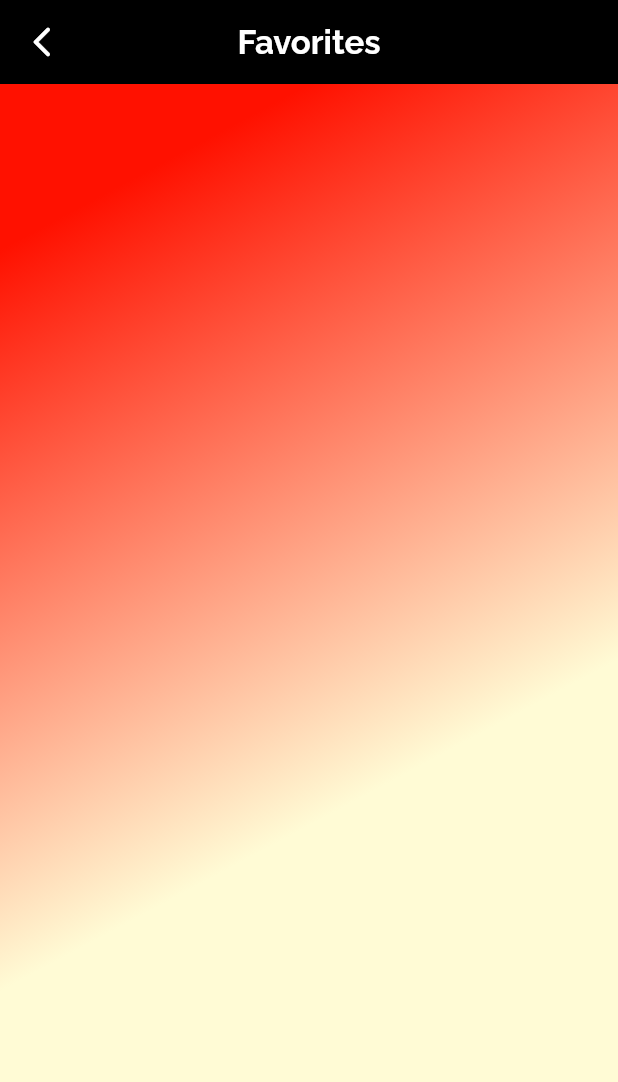
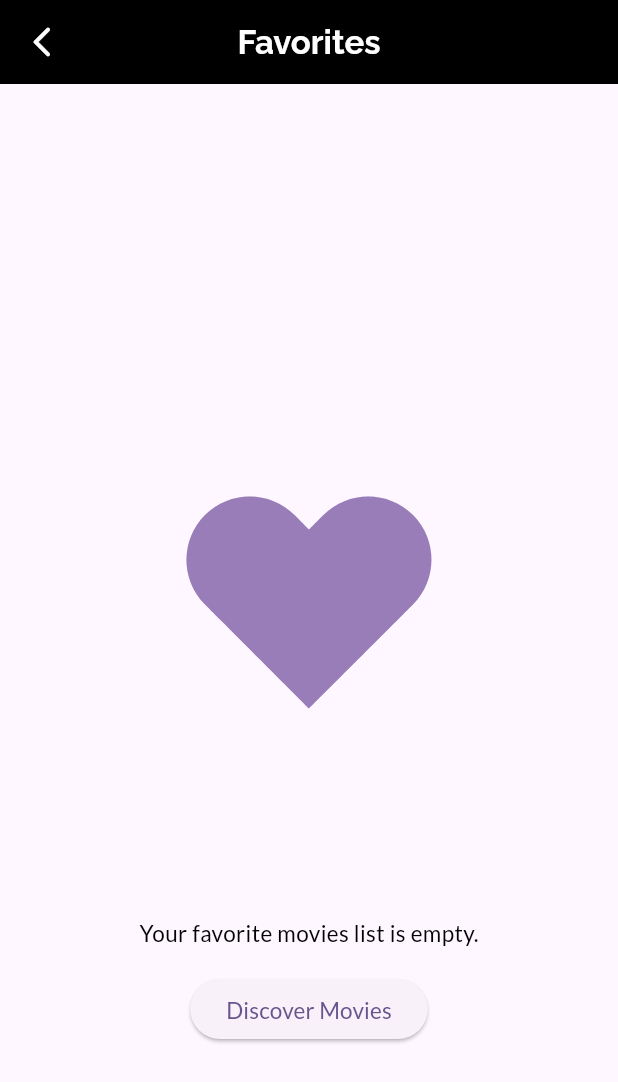
Before and after one commit to AbdullahAkb/movie_moth, a Flutter app: the screen it shows after launch, after a tap on the "favorite" icon, on a phone screen of 412 x 824 dp. Shown: the top 1082 px of the screen. Run offline on Flutter 3.47's test engine with Material 2 defaults, Android fonts, the phone set to English and light mode, and no system bars; our stand-ins replace cached_network_image, flutter_spinkit, flutter_staggered_animations, get, google_fonts, internet_connection_checker and 2 more; network calls fail.

Commit message:
first commit

```diff
--- a/lib/res/routes/routes.dart
+++ b/lib/res/routes/routes.dart
@@ -1,8 +1,8 @@
 import 'package:get/get.dart';
 import 'package:movie_moth/res/components/network_error_view.dart';
 import 'package:movie_moth/res/routes/routes_name.dart';
+import 'package:movie_moth/view/detail/detail_view.dart';
 import 'package:movie_moth/view/favorite/favorite_movies_screen.dart';
-
 import 'package:movie_moth/view/home/movie_list_widget.dart';
 import 'package:movie_moth/view/spalsh_screen/splash_view.dart';
 
@@ -19,6 +19,10 @@ class AppRoutes {
             transitionDuration: const Duration(milliseconds: 250),
             transition: Transition.cupertino),
         GetPage(
+          name: RoutesName.detailView,
+          page: () => const DetailView(),
+        ),
+        GetPage(
             name: RoutesName.favoriteView,
             page: () => const FavoriteMoviesScreen(),
             transitionDuration: const Duration(milliseconds: 250),
--- a/lib/res/routes/routes_name.dart
+++ b/lib/res/routes/routes_name.dart
@@ -2,5 +2,6 @@ class RoutesName {
   static const String splashScreen = '/';
   static const String homeView = '/home_view';
   static const String favoriteView = '/favorite_view';
+  static const String detailView = '/detail_view';
   static const String networkErrorView = '/netWork_error_view';
 }
--- a/lib/view/favorite/favorite_movies_screen.dart
+++ b/lib/view/favorite/favorite_movies_screen.dart
@@ -6,6 +6,7 @@ import 'package:movie_moth/view/favorite/component/image_widget.dart';
 import 'package:movie_moth/view/favorite/component/remove_button.dart';
 import 'package:movie_moth/view_model/controller/home_controller.dart';
 import 'package:flutter_staggered_animations/flutter_staggered_animations.dart';
+import 'package:lottie/lottie.dart';
 
 class FavoriteMoviesScreen extends StatefulWidget {
   const FavoriteMoviesScreen({super.key});
@@ -46,7 +47,40 @@ class _FavoriteMoviesScreenState extends State<FavoriteMoviesScreen> {
           centerTitle: true,
         ),
         body: Obx(() {
-          return Container(
+          return homeController.favorites.isEmpty
+              ? Center(
+                  child: Column(
+                    mainAxisAlignment: MainAxisAlignment.center,
+                    crossAxisAlignment: CrossAxisAlignment.center,
+                    children: [
+                      Lottie.asset(
+                        'assets/icon/heart.json',
+                        animate: true,
+                        repeat: true,
+                      ),
+                      SizedBox(height: 16),
+                      Text(
+                        'Your favorite movies list is empty.',
+                        style:
+                            GoogleFonts.lato(fontSize: 15, color: Colors.black),
+                      ),
+                      SizedBox(height: height * 0.02),
+                      ElevatedButton(
+                        onPressed: () {
+                          // Navigate to the MovieListWidget or any screen where users can add movies to favorites
+                          Get.back(); // Close the current screen
+                        },
+                        child: Text(
+                          'Discover Movies',
+                          style: GoogleFonts.lato(
+                            fontSize: 15,
+                          ),
+                        ),
+                      ),
+                    ],
+                  ),
+                )
+              : Container(
                   decoration: const BoxDecoration(
                     gradient: LinearGradient(
                       begin: Alignment.topCenter,
@@ -81,13 +115,15 @@ class _FavoriteMoviesScreenState extends State<FavoriteMoviesScreen> {
                                     Text(
                                       movie.title,
                                       style: GoogleFonts.lato(
-                                  color: const Color.fromARGB(255, 69, 17, 13),
+                                        color: const Color.fromARGB(
+                                            255, 69, 17, 13),
                                         fontSize: 27,
                                         fontWeight: FontWeight.w700,
                                       ),
                                     ),
                                     Divider(
-                                color: const Color.fromARGB(255, 178, 10, 44),
+                                      color: const Color.fromARGB(
+                                          255, 178, 10, 44),
                                       height: height * 0.02,
                                       indent: width * 0.3,
                                       endIndent: width * 0.3,
@@ -96,7 +132,8 @@ class _FavoriteMoviesScreenState extends State<FavoriteMoviesScreen> {
                                       height: height * 0.01,
                                     ),
                                     Row(
-                                mainAxisAlignment: MainAxisAlignment.center,
+                                      mainAxisAlignment:
+                                          MainAxisAlignment.center,
                                       children: [
                                         Text(
                                           "Overview",
@@ -112,7 +149,8 @@ class _FavoriteMoviesScreenState extends State<FavoriteMoviesScreen> {
                                           maxLines: 5,
                                           textAlign: TextAlign.center,
                                           style: GoogleFonts.lato(
-                                        fontSize: 15, color: Colors.black),
+                                              fontSize: 15,
+                                              color: Colors.black),
                                         ),
                                       ),
                                     ),
@@ -120,17 +158,20 @@ class _FavoriteMoviesScreenState extends State<FavoriteMoviesScreen> {
                                       height: height * 0.01,
                                     ),
                                     Row(
-                                mainAxisAlignment: MainAxisAlignment.center,
+                                      mainAxisAlignment:
+                                          MainAxisAlignment.center,
                                       children: [
                                         Text(
                                           "Release Date:",
                                           style: GoogleFonts.lato(
-                                        fontSize: 12, color: Colors.deepPurple),
+                                              fontSize: 12,
+                                              color: Colors.deepPurple),
                                         ),
                                         Text(
                                           "  ${movie.releaseDate}",
                                           style: GoogleFonts.lato(
-                                        fontSize: 15, color: Colors.black),
+                                              fontSize: 15,
+                                              color: Colors.black),
                                         ),
                                       ],
                                     ),
--- a/lib/view/home/movie_list_widget.dart
+++ b/lib/view/home/movie_list_widget.dart
@@ -26,10 +26,19 @@ class _MovieListWidgetState extends State<MovieListWidget> {
     return Scaffold(
       appBar: AppBar(
         automaticallyImplyLeading: false,
-        title: Text(
-          'Movie Moth',
-          style: GoogleFonts.raleway(
-              color: Colors.white, fontWeight: FontWeight.bold),
+        toolbarHeight: height * 0.1,
+        title: Column(
+          children: [
+            Image.asset(
+              "assets/icon/moth.png",
+              height: height * 0.04,
+            ),
+            Text(
+              'Movie Moth',
+              style: GoogleFonts.raleway(
+                  color: Colors.white, fontWeight: FontWeight.bold),
+            ),
+          ],
         ),
         backgroundColor: Colors.black,
         shadowColor: Colors.white,
@@ -131,7 +140,16 @@ class _MovieListWidgetState extends State<MovieListWidget> {
                                       children: [
                                         Row(
                                           children: [
-                                            ImageWidget(movie: movie),
+                                            InkWell(
+                                              onTap: () {
+                                                Get.toNamed(
+                                                    RoutesName.detailView,
+                                                    arguments: movie);
+                                              },
+                                              child: ImageWidget(
+                                                movie: movie,
+                                              ),
+                                            ),
                                             SizedBox(
                                               width: width * 0.05,
                                             ),
--- a/pubspec.yaml
+++ b/pubspec.yaml
@@ -40,6 +40,7 @@ dependencies:
   cached_network_image: ^3.3.0
   shared_preferences: ^2.2.2
   get: ^4.6.6
+  lottie: ^2.7.0
   flutter_launcher_icons: ^0.13.1
   flutter_staggered_animations: ^1.1.1
   internet_connection_checker: ^1.0.0+1
```
Also changed, not shown: assets/icon/heart.json (added, +1 -0 lines), lib/view/detail/detail_view.dart (added, +129 -0 lines), assets/icon/moth.png (added), pubspec.lock. Lines whose indentation alone changed are shown as unchanged.
